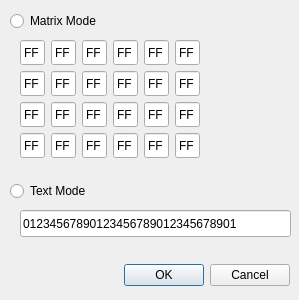
The window that ui/setmatrix.ui (giovanirinaldi/YAAES) describes before a commit, drawn with Qt 5.
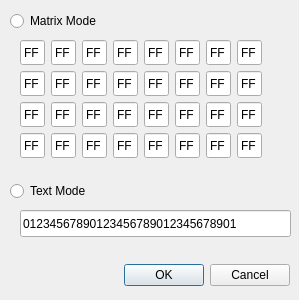
The same window after the commit.

Diff of the .ui file:
```diff
--- a/ui/setmatrix.ui
+++ b/ui/setmatrix.ui
@@ -66,7 +66,7 @@
     <rect>
      <x>20</x>
      <y>40</y>
-     <width>182</width>
+     <width>244</width>
      <height>120</height>
     </rect>
    </property>
@@ -743,6 +743,230 @@
       </property>
      </widget>
     </item>
+    <item row="0" column="6">
+     <widget class="QLineEdit" name="setByte24">
+      <property name="sizePolicy">
+       <sizepolicy hsizetype="Fixed" vsizetype="Fixed">
+        <horstretch>25</horstretch>
+        <verstretch>25</verstretch>
+       </sizepolicy>
+      </property>
+      <property name="maximumSize">
+       <size>
+        <width>25</width>
+        <height>25</height>
+       </size>
+      </property>
+      <property name="text">
+       <string>FF</string>
+      </property>
+      <property name="maxLength">
+       <number>2</number>
+      </property>
+      <property name="frame">
+       <bool>true</bool>
+      </property>
+      <property name="alignment">
+       <set>Qt::AlignCenter</set>
+      </property>
+     </widget>
+    </item>
+    <item row="1" column="6">
+     <widget class="QLineEdit" name="setByte25">
+      <property name="sizePolicy">
+       <sizepolicy hsizetype="Fixed" vsizetype="Fixed">
+        <horstretch>25</horstretch>
+        <verstretch>25</verstretch>
+       </sizepolicy>
+      </property>
+      <property name="maximumSize">
+       <size>
+        <width>25</width>
+        <height>25</height>
+       </size>
+      </property>
+      <property name="text">
+       <string>FF</string>
+      </property>
+      <property name="maxLength">
+       <number>2</number>
+      </property>
+      <property name="frame">
+       <bool>true</bool>
+      </property>
+      <property name="alignment">
+       <set>Qt::AlignCenter</set>
+      </property>
+     </widget>
+    </item>
+    <item row="2" column="6">
+     <widget class="QLineEdit" name="setByte26">
+      <property name="sizePolicy">
+       <sizepolicy hsizetype="Fixed" vsizetype="Fixed">
+        <horstretch>25</horstretch>
+        <verstretch>25</verstretch>
+       </sizepolicy>
+      </property>
+      <property name="maximumSize">
+       <size>
+        <width>25</width>
+        <height>25</height>
+       </size>
+      </property>
+      <property name="text">
+       <string>FF</string>
+      </property>
+      <property name="maxLength">
+       <number>2</number>
+      </property>
+      <property name="frame">
+       <bool>true</bool>
+      </property>
+      <property name="alignment">
+       <set>Qt::AlignCenter</set>
+      </property>
+     </widget>
+    </item>
+    <item row="3" column="6">
+     <widget class="QLineEdit" name="setByte27">
+      <property name="sizePolicy">
+       <sizepolicy hsizetype="Fixed" vsizetype="Fixed">
+        <horstretch>25</horstretch>
+        <verstretch>25</verstretch>
+       </sizepolicy>
+      </property>
+      <property name="maximumSize">
+       <size>
+        <width>25</width>
+        <height>25</height>
+       </size>
+      </property>
+      <property name="text">
+       <string>FF</string>
+      </property>
+      <property name="maxLength">
+       <number>2</number>
+      </property>
+      <property name="frame">
+       <bool>true</bool>
+      </property>
+      <property name="alignment">
+       <set>Qt::AlignCenter</set>
+      </property>
+     </widget>
+    </item>
+    <item row="0" column="7">
+     <widget class="QLineEdit" name="setByte28">
+      <property name="sizePolicy">
+       <sizepolicy hsizetype="Fixed" vsizetype="Fixed">
+        <horstretch>25</horstretch>
+        <verstretch>25</verstretch>
+       </sizepolicy>
+      </property>
+      <property name="maximumSize">
+       <size>
+        <width>25</width>
+        <height>25</height>
+       </size>
+      </property>
+      <property name="text">
+       <string>FF</string>
+      </property>
+      <property name="maxLength">
+       <number>2</number>
+      </property>
+      <property name="frame">
+       <bool>true</bool>
+      </property>
+      <property name="alignment">
+       <set>Qt::AlignCenter</set>
+      </property>
+     </widget>
+    </item>
+    <item row="1" column="7">
+     <widget class="QLineEdit" name="setByte29">
+      <property name="sizePolicy">
+       <sizepolicy hsizetype="Fixed" vsizetype="Fixed">
+        <horstretch>25</horstretch>
+        <verstretch>25</verstretch>
+       </sizepolicy>
+      </property>
+      <property name="maximumSize">
+       <size>
+        <width>25</width>
+        <height>25</height>
+       </size>
+      </property>
+      <property name="text">
+       <string>FF</string>
+      </property>
+      <property name="maxLength">
+       <number>2</number>
+      </property>
+      <property name="frame">
+       <bool>true</bool>
+      </property>
+      <property name="alignment">
+       <set>Qt::AlignCenter</set>
+      </property>
+     </widget>
+    </item>
+    <item row="2" column="7">
+     <widget class="QLineEdit" name="setByte30">
+      <property name="sizePolicy">
+       <sizepolicy hsizetype="Fixed" vsizetype="Fixed">
+        <horstretch>25</horstretch>
+        <verstretch>25</verstretch>
+       </sizepolicy>
+      </property>
+      <property name="maximumSize">
+       <size>
+        <width>25</width>
+        <height>25</height>
+       </size>
+      </property>
+      <property name="text">
+       <string>FF</string>
+      </property>
+      <property name="maxLength">
+       <number>2</number>
+      </property>
+      <property name="frame">
+       <bool>true</bool>
+      </property>
+      <property name="alignment">
+       <set>Qt::AlignCenter</set>
+      </property>
+     </widget>
+    </item>
+    <item row="3" column="7">
+     <widget class="QLineEdit" name="setByte31">
+      <property name="sizePolicy">
+       <sizepolicy hsizetype="Fixed" vsizetype="Fixed">
+        <horstretch>25</horstretch>
+        <verstretch>25</verstretch>
+       </sizepolicy>
+      </property>
+      <property name="maximumSize">
+       <size>
+        <width>25</width>
+        <height>25</height>
+       </size>
+      </property>
+      <property name="text">
+       <string>FF</string>
+      </property>
+      <property name="maxLength">
+       <number>2</number>
+      </property>
+      <property name="frame">
+       <bool>true</bool>
+      </property>
+      <property name="alignment">
+       <set>Qt::AlignCenter</set>
+      </property>
+     </widget>
+    </item>
    </layout>
   </widget>
   <widget class="QLineEdit" name="setTextBytes">
```
Left out of the diff: 22 changed lines with no effect on the pictures.
